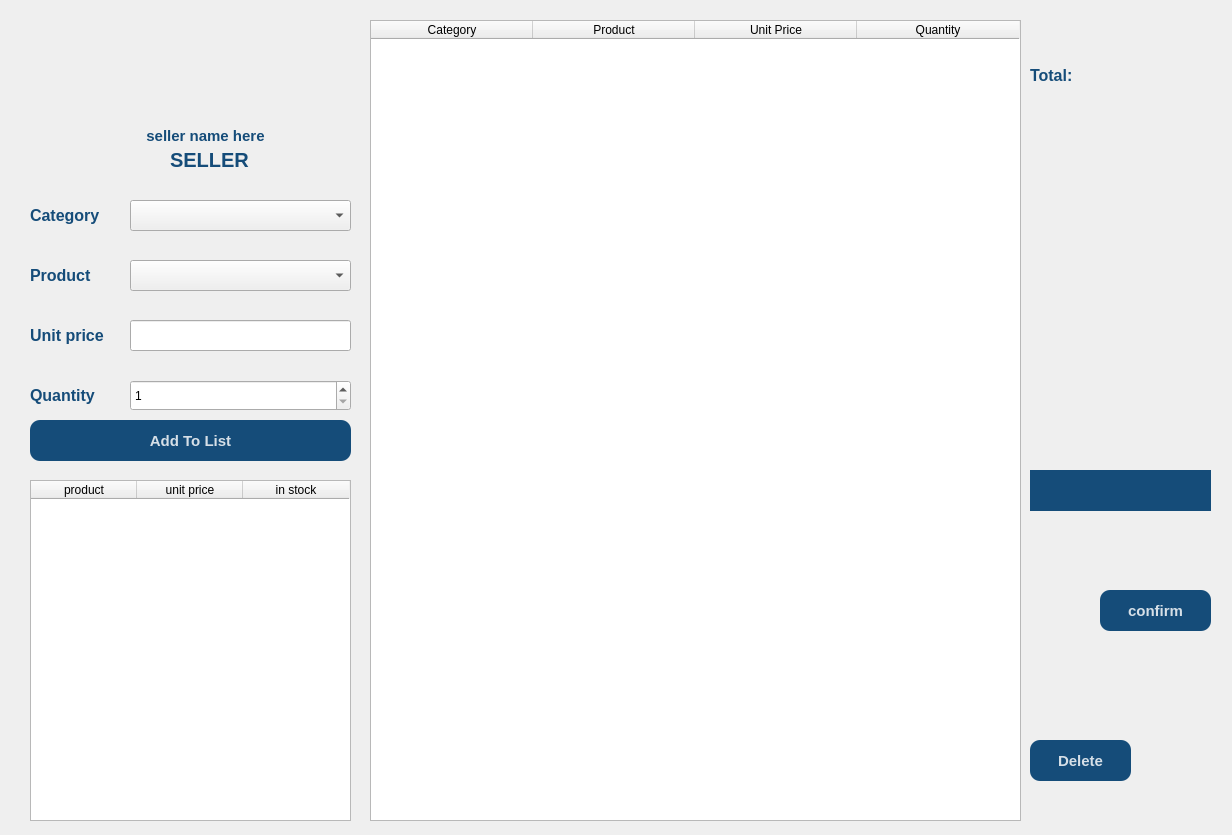
Maher-Majdoub/supermarket_management_system, file gui/seller.ui: the form before one commit.
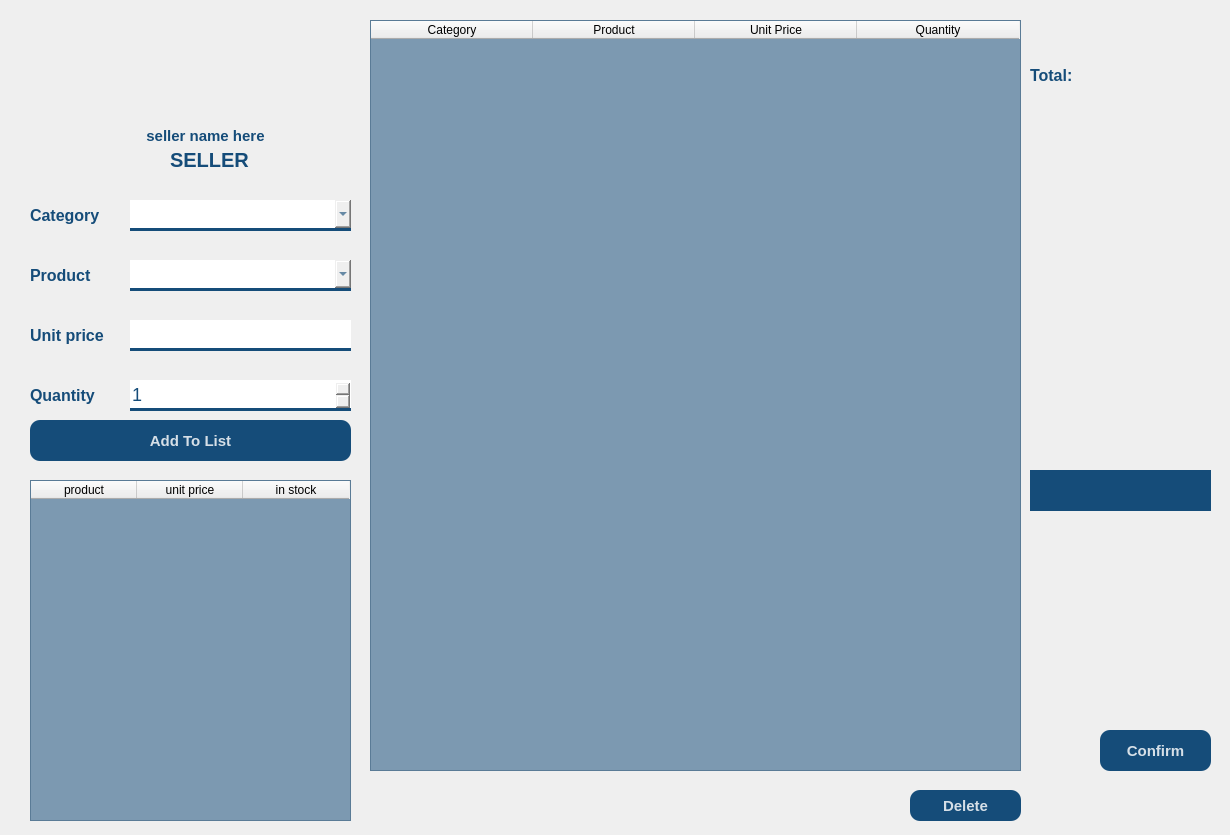
The form after the commit. Icons and pictures are not drawn.

```diff
--- a/gui/seller.ui
+++ b/gui/seller.ui
@@ -6,10 +6,22 @@
    <rect>
     <x>0</x>
     <y>0</y>
-    <width>1232</width>
+    <width>1230</width>
     <height>835</height>
    </rect>
   </property>
+  <property name="minimumSize">
+   <size>
+    <width>1230</width>
+    <height>835</height>
+   </size>
+  </property>
+  <property name="maximumSize">
+   <size>
+    <width>1230</width>
+    <height>835</height>
+   </size>
+  </property>
   <property name="windowTitle">
    <string>Form</string>
   </property>
@@ -43,6 +55,20 @@
 	color: #154c79;
 	font: bold;
 	font-size: 16px;
+}
+QlineEdit{
+	color: #154c79;
+	font: bold;
+	font-size: 16px;
+}
+QTableWidget{
+	alternate-background-color: rgba(21, 76, 121, 120);
+	background-color: rgba(21, 76, 121, 80);
+}
+QTableWidget[enabled = &quot;false&quot;]{
+	color: #000;
+	alternate-background-color: rgba(21, 76, 121, 120);
+	background-color: rgba(21, 76, 121, 80);
 }</string>
   </property>
   <widget class="QGroupBox" name="groupBox">
@@ -139,6 +165,12 @@
      <height>31</height>
     </rect>
    </property>
+   <property name="styleSheet">
+    <string notr="true">border: none;
+border-bottom: 3px solid #154c79;
+color: #154c79;
+font-size: 18px;</string>
+   </property>
   </widget>
   <widget class="QLabel" name="label_4">
    <property name="geometry">
@@ -162,6 +194,12 @@
      <height>31</height>
     </rect>
    </property>
+   <property name="styleSheet">
+    <string notr="true">border: none;
+border-bottom: 3px solid #154c79;
+color: #154c79;
+font-size: 18px;</string>
+   </property>
   </widget>
   <widget class="QLabel" name="label_5">
    <property name="geometry">
@@ -185,6 +223,12 @@
      <height>31</height>
     </rect>
    </property>
+   <property name="styleSheet">
+    <string notr="true">border: none;
+border-bottom: 3px solid #154c79;
+color: #154c79;
+font-size: 18px;</string>
+   </property>
    <property name="readOnly">
     <bool>true</bool>
    </property>
@@ -211,6 +255,12 @@
      <height>31</height>
     </rect>
    </property>
+   <property name="styleSheet">
+    <string notr="true">border: none;
+border-bottom: 3px solid #154c79;
+color: #154c79;
+font-size: 18px;</string>
+   </property>
    <property name="minimum">
     <number>1</number>
    </property>
@@ -254,9 +304,44 @@
      <height>341</height>
     </rect>
    </property>
+   <property name="font">
+    <font>
+     <pointsize>12</pointsize>
+    </font>
+   </property>
+   <property name="mouseTracking">
+    <bool>false</bool>
+   </property>
+   <property name="autoFillBackground">
+    <bool>true</bool>
+   </property>
+   <property name="inputMethodHints">
+    <set>Qt::ImhNone</set>
+   </property>
+   <property name="editTriggers">
+    <set>QAbstractItemView::NoEditTriggers</set>
+   </property>
+   <property name="tabKeyNavigation">
+    <bool>true</bool>
+   </property>
+   <property name="dragDropOverwriteMode">
+    <bool>true</bool>
+   </property>
+   <property name="alternatingRowColors">
+    <bool>true</bool>
+   </property>
    <property name="selectionMode">
     <enum>QAbstractItemView::NoSelection</enum>
    </property>
+   <property name="selectionBehavior">
+    <enum>QAbstractItemView::SelectRows</enum>
+   </property>
+   <property name="textElideMode">
+    <enum>Qt::ElideNone</enum>
+   </property>
+   <property name="wordWrap">
+    <bool>true</bool>
+   </property>
    <attribute name="horizontalHeaderDefaultSectionSize">
     <number>106</number>
    </attribute>
@@ -288,14 +373,23 @@
      <x>370</x>
      <y>20</y>
      <width>651</width>
-     <height>801</height>
+     <height>751</height>
     </rect>
    </property>
    <property name="font">
     <font>
-     <pointsize>7</pointsize>
+     <pointsize>12</pointsize>
     </font>
    </property>
+   <property name="autoFillBackground">
+    <bool>true</bool>
+   </property>
+   <property name="editTriggers">
+    <set>QAbstractItemView::NoEditTriggers</set>
+   </property>
+   <property name="alternatingRowColors">
+    <bool>true</bool>
+   </property>
    <property name="selectionMode">
     <enum>QAbstractItemView::SingleSelection</enum>
    </property>
@@ -336,7 +430,7 @@
    <property name="geometry">
     <rect>
      <x>1100</x>
-     <y>590</y>
+     <y>730</y>
      <width>111</width>
      <height>41</height>
     </rect>
@@ -350,7 +444,7 @@
     </font>
    </property>
    <property name="text">
-    <string>confirm</string>
+    <string>Confirm</string>
    </property>
   </widget>
   <widget class="QLabel" name="label_7">
@@ -437,10 +531,10 @@
   <widget class="QPushButton" name="delete_btn">
    <property name="geometry">
     <rect>
-     <x>1030</x>
-     <y>740</y>
-     <width>101</width>
-     <height>41</height>
+     <x>910</x>
+     <y>790</y>
+     <width>111</width>
+     <height>31</height>
     </rect>
    </property>
    <property name="font">
```
Left out of the diff: 6 changed lines with no effect on the pictures.
